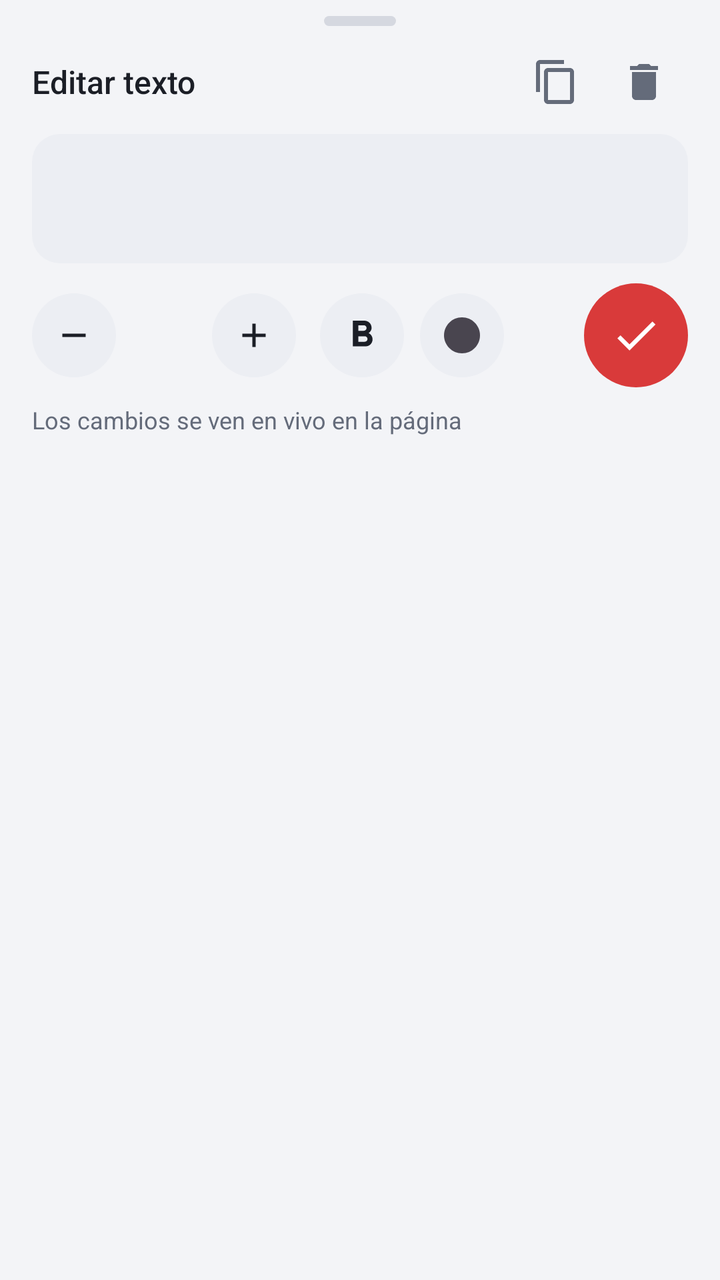
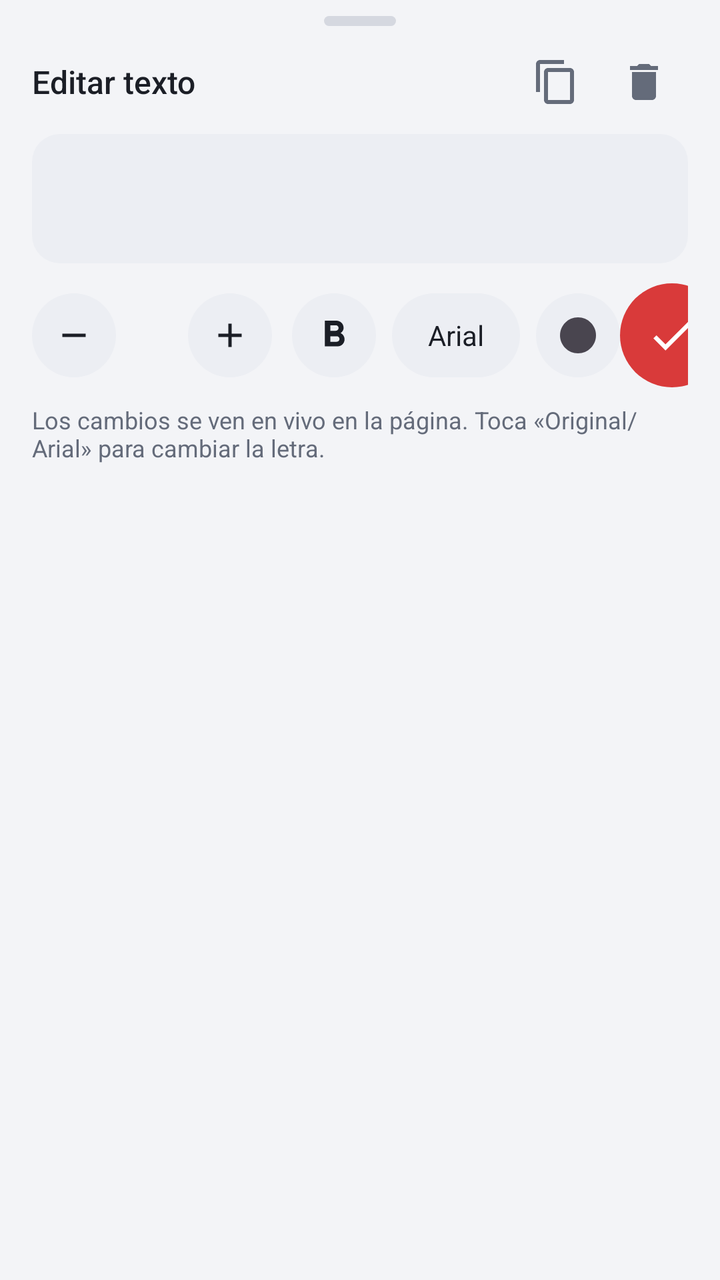

The first picture is an Android layout as it rendered before a commit; the second is the same layout after the commit. The layout source and the unified diff follow.
<!-- AndroidManifest.xml: application theme Theme.GigaPDF -->
<!-- res/layout/sheet_edit.xml -->
<?xml version="1.0" encoding="utf-8"?>
<LinearLayout xmlns:android="http://schemas.android.com/apk/res/android"
    xmlns:app="http://schemas.android.com/apk/res-auto"
    android:layout_width="match_parent"
    android:layout_height="wrap_content"
    android:orientation="vertical"
    android:paddingStart="16dp"
    android:paddingEnd="16dp"
    android:paddingBottom="14dp">

    <View
        android:layout_width="36dp"
        android:layout_height="5dp"
        android:layout_gravity="center_horizontal"
        android:layout_marginTop="8dp"
        android:background="@drawable/bg_sheet_handle" />

    <LinearLayout
        android:layout_width="match_parent"
        android:layout_height="wrap_content"
        android:layout_marginTop="6dp"
        android:gravity="center_vertical"
        android:orientation="horizontal">

        <TextView
            android:id="@+id/sheetTitle"
            android:layout_width="0dp"
            android:layout_height="wrap_content"
            android:layout_weight="1"
            android:fontFamily="sans-serif-medium"
            android:text="Editar texto"
            android:textColor="@color/text"
            android:textSize="16sp" />

        <ImageButton
            android:id="@+id/sCopy"
            android:layout_width="44dp"
            android:layout_height="44dp"
            android:background="?attr/selectableItemBackgroundBorderless"
            android:contentDescription="Copiar"
            android:padding="10dp"
            android:scaleType="fitCenter"
            android:src="@drawable/ic_copy"
            app:tint="@color/text_soft" />

        <ImageButton
            android:id="@+id/sDelete"
            android:layout_width="44dp"
            android:layout_height="44dp"
            android:background="?attr/selectableItemBackgroundBorderless"
            android:contentDescription="Borrar texto"
            android:padding="10dp"
            android:scaleType="fitCenter"
            android:src="@drawable/ic_delete"
            app:tint="@color/text_soft" />
    </LinearLayout>

    <EditText
        android:id="@+id/sInput"
        android:layout_width="match_parent"
        android:layout_height="wrap_content"
        android:layout_marginTop="4dp"
        android:background="@drawable/bg_input"
        android:gravity="top"
        android:inputType="textMultiLine|textCapSentences"
        android:maxLines="6"
        android:minLines="2"
        android:padding="12dp"
        android:textColor="@color/text"
        android:textSize="16sp" />

    <LinearLayout
        android:layout_width="match_parent"
        android:layout_height="wrap_content"
        android:layout_marginTop="10dp"
        android:gravity="center_vertical"
        android:orientation="horizontal">

        <ImageButton
            android:id="@+id/sSmaller"
            android:layout_width="42dp"
            android:layout_height="42dp"
            android:background="@drawable/bg_round_soft"
            android:contentDescription="Letra más pequeña"
            android:padding="11dp"
            android:scaleType="fitCenter"
            android:src="@drawable/ic_minus"
            app:tint="@color/text" />

        <TextView
            android:id="@+id/sSize"
            android:layout_width="48dp"
            android:layout_height="wrap_content"
            android:gravity="center"
            android:textColor="@color/text"
            android:textSize="14sp" />

        <ImageButton
            android:id="@+id/sBigger"
            android:layout_width="42dp"
            android:layout_height="42dp"
            android:background="@drawable/bg_round_soft"
            android:contentDescription="Letra más grande"
            android:padding="11dp"
            android:scaleType="fitCenter"
            android:src="@drawable/ic_add"
            app:tint="@color/text" />

        <ImageButton
            android:id="@+id/sBold"
            android:layout_width="42dp"
            android:layout_height="42dp"
            android:layout_marginStart="12dp"
            android:background="@drawable/bg_round_soft"
            android:contentDescription="Negrita"
            android:padding="10dp"
            android:scaleType="fitCenter"
            android:src="@drawable/ic_bold"
            app:tint="@color/text" />

        <ImageButton
            android:id="@+id/sColor"
            android:layout_width="42dp"
            android:layout_height="42dp"
            android:layout_marginStart="8dp"
            android:background="@drawable/bg_round_soft"
            android:contentDescription="Color"
            android:padding="9dp"
            android:scaleType="fitCenter"
            android:src="@drawable/ic_circle" />

        <View
            android:layout_width="0dp"
            android:layout_height="1dp"
            android:layout_weight="1" />

        <ImageButton
            android:id="@+id/sApply"
            android:layout_width="52dp"
            android:layout_height="52dp"
            android:background="@drawable/bg_round_primary"
            android:contentDescription="Aplicar"
            android:padding="13dp"
            android:scaleType="fitCenter"
            android:src="@drawable/ic_check"
            app:tint="@color/on_primary" />
    </LinearLayout>

    <TextView
        android:id="@+id/sNote"
        android:layout_width="match_parent"
        android:layout_height="wrap_content"
        android:layout_marginTop="8dp"
        android:text="Los cambios se ven en vivo en la página"
        android:textColor="@color/text_soft"
        android:textSize="12sp" />
</LinearLayout>
<!-- resources referenced by this layout -->
<resources>
  <color name="on_primary">#FFFFFF</color>
  <color name="text">#1B1E26</color>
  <color name="text_soft">#646B7A</color>
  <!-- drawable bg_input (drawable) -->
  <?xml version="1.0" encoding="utf-8"?>
  <shape xmlns:android="http://schemas.android.com/apk/res/android" android:shape="rectangle">
      <solid android:color="@color/surface_soft" />
      <corners android:radius="14dp" />
  </shape>
  <!-- drawable bg_round_primary (drawable) -->
  <?xml version="1.0" encoding="utf-8"?>
  <shape xmlns:android="http://schemas.android.com/apk/res/android" android:shape="oval">
      <solid android:color="@color/primary" />
  </shape>
  <!-- drawable bg_round_soft (drawable) -->
  <?xml version="1.0" encoding="utf-8"?>
  <shape xmlns:android="http://schemas.android.com/apk/res/android" android:shape="oval">
      <solid android:color="@color/surface_soft" />
  </shape>
  <!-- drawable bg_sheet_handle (drawable) -->
  <?xml version="1.0" encoding="utf-8"?>
  <shape xmlns:android="http://schemas.android.com/apk/res/android" android:shape="rectangle">
      <solid android:color="#D5D8E0" />
      <corners android:radius="3dp" />
  </shape>
  <!-- drawable ic_add (drawable) -->
  <?xml version="1.0" encoding="utf-8"?>
  <vector xmlns:android="http://schemas.android.com/apk/res/android" android:width="24dp" android:height="24dp" android:viewportWidth="24" android:viewportHeight="24" android:tint="?attr/colorControlNormal">
      <path android:fillColor="@android:color/white" android:pathData="M19,13h-6v6h-2v-6H5v-2h6V5h2v6h6v2z"/>
  </vector>
  <!-- drawable ic_check (drawable) -->
  <?xml version="1.0" encoding="utf-8"?>
  <vector xmlns:android="http://schemas.android.com/apk/res/android" android:width="24dp" android:height="24dp" android:viewportWidth="24" android:viewportHeight="24" android:tint="?attr/colorControlNormal">
      <path android:fillColor="@android:color/white" android:pathData="M9,16.17L4.83,12l-1.42,1.41L9,19 21,7l-1.41,-1.41z"/>
  </vector>
  <!-- drawable ic_circle (drawable) -->
  <?xml version="1.0" encoding="utf-8"?>
  <vector xmlns:android="http://schemas.android.com/apk/res/android" android:width="24dp" android:height="24dp" android:viewportWidth="24" android:viewportHeight="24" android:tint="?attr/colorControlNormal">
      <path android:fillColor="@android:color/white" android:pathData="M12,3c4.97,0 9,4.03 9,9s-4.03,9 -9,9 -9,-4.03 -9,-9 4.03,-9 9,-9z"/>
  </vector>
  <!-- drawable ic_delete (drawable) -->
  <?xml version="1.0" encoding="utf-8"?>
  <vector xmlns:android="http://schemas.android.com/apk/res/android" android:width="24dp" android:height="24dp" android:viewportWidth="24" android:viewportHeight="24" android:tint="?attr/colorControlNormal">
      <path android:fillColor="@android:color/white" android:pathData="M6,19c0,1.1 0.9,2 2,2h8c1.1,0 2,-0.9 2,-2V7H6v12zM19,4h-3.5l-1,-1h-5l-1,1H5v2h14V4z"/>
  </vector>
  <!-- drawable ic_minus (drawable) -->
  <?xml version="1.0" encoding="utf-8"?>
  <vector xmlns:android="http://schemas.android.com/apk/res/android" android:width="24dp" android:height="24dp" android:viewportWidth="24" android:viewportHeight="24" android:tint="?attr/colorControlNormal">
      <path android:fillColor="@android:color/white" android:pathData="M19,13H5v-2h14v2z"/>
  </vector>
  <color name="surface_soft">#ECEEF3</color>
  <color name="primary">#D93A3A</color>
  <color name="primary_soft">#FBE3E1</color>
  <color name="on_primary_soft">#7A1E1E</color>
  <color name="bg">#F3F4F7</color>
  <color name="surface">#FFFFFF</color>
  <color name="divider">#E2E5EC</color>
  <!-- unchanged entries left out for length: 3 -->
</resources>

<!-- the commit's change to res/layout/sheet_edit.xml (unified diff, before → after) -->
@@ -89,7 +89,7 @@
 
         <TextView
             android:id="@+id/sSize"
-            android:layout_width="48dp"
+            android:layout_width="36dp"
             android:layout_height="wrap_content"
             android:gravity="center"
             android:textColor="@color/text"
@@ -110,13 +110,27 @@
             android:id="@+id/sBold"
             android:layout_width="42dp"
             android:layout_height="42dp"
-            android:layout_marginStart="12dp"
+            android:layout_marginStart="10dp"
             android:background="@drawable/bg_round_soft"
             android:contentDescription="Negrita"
             android:padding="10dp"
             android:scaleType="fitCenter"
             android:src="@drawable/ic_bold"
             app:tint="@color/text" />
+
+        <TextView
+            android:id="@+id/sFont"
+            android:layout_width="wrap_content"
+            android:layout_height="42dp"
+            android:layout_marginStart="8dp"
+            android:background="@drawable/bg_pill_soft"
+            android:gravity="center"
+            android:minWidth="64dp"
+            android:paddingStart="12dp"
+            android:paddingEnd="12dp"
+            android:text="Arial"
+            android:textColor="@color/text"
+            android:textSize="14sp" />
 
         <ImageButton
             android:id="@+id/sColor"
@@ -151,7 +165,7 @@
         android:layout_width="match_parent"
         android:layout_height="wrap_content"
         android:layout_marginTop="8dp"
-        android:text="Los cambios se ven en vivo en la página"
+        android:text="Los cambios se ven en vivo en la página. Toca «Original/Arial» para cambiar la letra."
         android:textColor="@color/text_soft"
         android:textSize="12sp" />
 </LinearLayout>
<!-- resource entries referenced after the edit -->
@@ -8,6 +8,12 @@
   <shape xmlns:android="http://schemas.android.com/apk/res/android" android:shape="rectangle">
       <solid android:color="@color/surface_soft" />
       <corners android:radius="14dp" />
+  </shape>
+  <!-- drawable bg_pill_soft (drawable) -->
+  <?xml version="1.0" encoding="utf-8"?>
+  <shape xmlns:android="http://schemas.android.com/apk/res/android" android:shape="rectangle">
+      <solid android:color="@color/surface_soft" />
+      <corners android:radius="21dp" />
   </shape>
   <!-- drawable bg_round_primary (drawable) -->
   <?xml version="1.0" encoding="utf-8"?>
